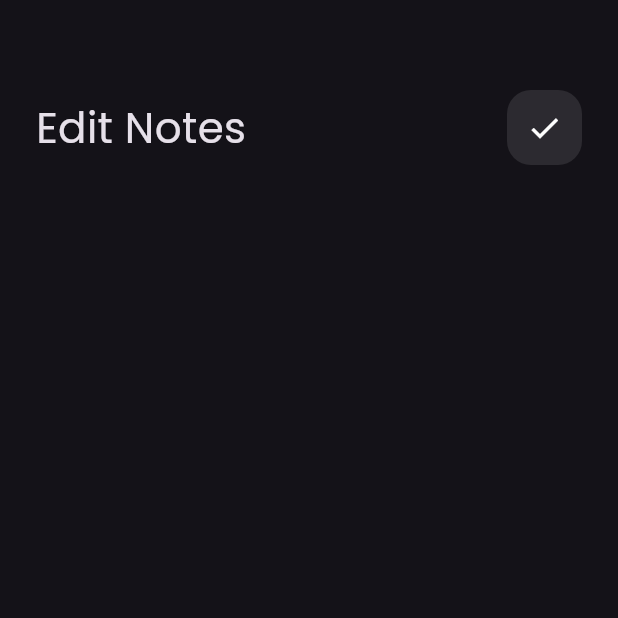
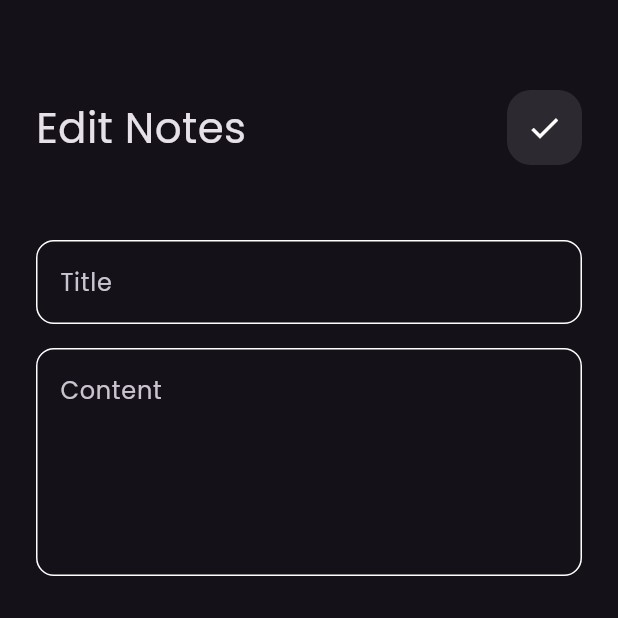
Before and after one commit to Seifmohsen11/notes_app, a Flutter app: the EditNoteView screen opened directly, on a phone screen of 412 x 824 dp, the top half of it. Run offline on Flutter 3.47's test engine with Material 3 defaults, Android fonts, the light colour scheme and no system bars; our stand-ins replace font_awesome_flutter.

Commit message:
edit note view ui done

```diff
--- a/lib/views/widgets/edit_note_body.dart
+++ b/lib/views/widgets/edit_note_body.dart
@@ -1,19 +1,31 @@
 import 'package:flutter/material.dart';
 import 'package:notes_app/views/widgets/custom_app_bar.dart';
+import 'package:notes_app/views/widgets/custom_text_field.dart';
 
 class EditNoteBody extends StatelessWidget {
   const EditNoteBody({super.key});
 
   @override
   Widget build(BuildContext context) {
-    return Padding(
-      padding: const EdgeInsets.symmetric(horizontal: 24),
+    return const Padding(
+      padding: EdgeInsets.symmetric(horizontal: 24),
       child: Column(
         children: [
           SizedBox(
             height: 60,
           ),
           CustomAppBar(title: 'Edit Notes', icon: Icons.check),
+          SizedBox(
+            height: 50,
+          ),
+          CustomTextField(hintText: 'Title'),
+          SizedBox(
+            height: 16,
+          ),
+          CustomTextField(
+            hintText: 'Content',
+            maxLines: 5,
+          )
         ],
       ),
     );
```
